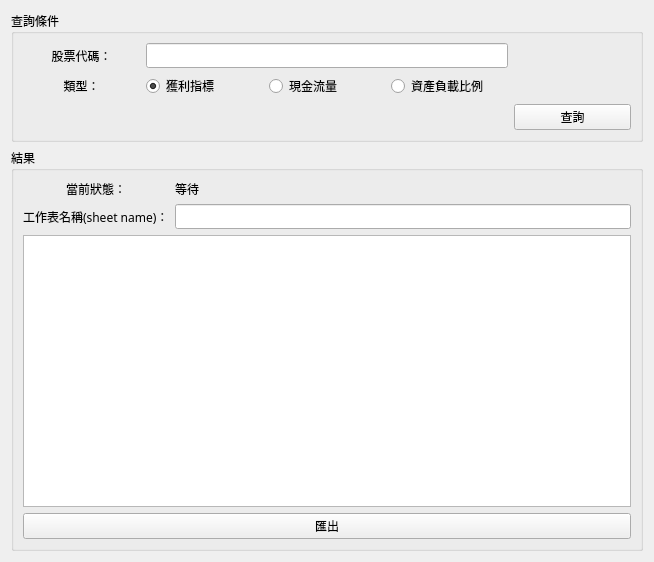
Before: the Qt Designer form ui/widget_goodinfo.ui in YW0330/Stock_Searcher, drawn with Qt 5.
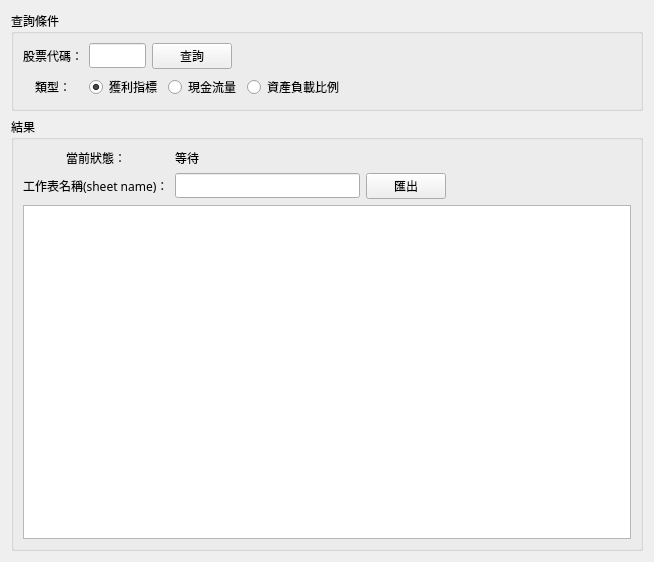
After: the same form once the commit is applied.

```diff
--- a/ui/widget_goodinfo.ui
+++ b/ui/widget_goodinfo.ui
@@ -18,23 +18,38 @@
   <property name="windowTitle">
    <string>Form</string>
   </property>
-  <layout class="QGridLayout" name="gridLayout_4">
-   <item row="0" column="0">
+  <layout class="QVBoxLayout" name="verticalLayout_2">
+   <item>
     <widget class="QGroupBox" name="groupBox">
      <property name="title">
       <string>查詢條件</string>
      </property>
-     <layout class="QGridLayout" name="gridLayout_3">
-      <item row="0" column="0">
+     <layout class="QVBoxLayout" name="verticalLayout_3">
+      <item>
        <layout class="QGridLayout" name="gridLayout">
-        <item row="4" column="4">
-         <widget class="QPushButton" name="pushButton_search">
+        <item row="1" column="0">
+         <widget class="QLabel" name="label_2">
           <property name="text">
-           <string>查詢</string>
+           <string>類型：</string>
           </property>
+          <property name="alignment">
+           <set>Qt::AlignCenter</set>
+          </property>
          </widget>
         </item>
-        <item row="2" column="1">
+        <item row="0" column="0">
+         <widget class="QLabel" name="label">
+          <property name="text">
+           <string>股票代碼：</string>
+          </property>
+          <property name="alignment">
+           <set>Qt::AlignCenter</set>
+          </property>
+         </widget>
+        </item>
+        <item row="1" column="1">
+         <layout class="QHBoxLayout" name="horizontalLayout">
+          <item>
          <widget class="QRadioButton" name="radioButton_profit">
           <property name="text">
            <string>獲利指標</string>
@@ -44,53 +59,72 @@
           </property>
          </widget>
         </item>
-        <item row="2" column="2">
+          <item>
          <widget class="QRadioButton" name="radioButton_cash">
           <property name="text">
            <string>現金流量</string>
           </property>
          </widget>
         </item>
-        <item row="1" column="0">
-         <widget class="QLabel" name="label">
-          <property name="text">
-           <string>股票代碼：</string>
-          </property>
-          <property name="alignment">
-           <set>Qt::AlignCenter</set>
-          </property>
-         </widget>
-        </item>
-        <item row="2" column="3">
+          <item>
          <widget class="QRadioButton" name="radioButton_debt">
           <property name="text">
            <string>資產負載比例</string>
           </property>
          </widget>
         </item>
-        <item row="1" column="1" colspan="3">
+          <item>
+           <spacer name="horizontalSpacer_3">
+            <property name="orientation">
+             <enum>Qt::Horizontal</enum>
+            </property>
+            <property name="sizeHint" stdset="0">
+             <size>
+              <width>300</width>
+              <height>20</height>
+             </size>
+            </property>
+           </spacer>
+          </item>
+         </layout>
+        </item>
+        <item row="0" column="1">
+         <layout class="QHBoxLayout" name="horizontalLayout_2">
+          <item>
          <widget class="QLineEdit" name="lineEdit_stockID">
           <property name="alignment">
            <set>Qt::AlignRight|Qt::AlignTrailing|Qt::AlignVCenter</set>
           </property>
          </widget>
         </item>
-        <item row="2" column="0">
-         <widget class="QLabel" name="label_2">
+          <item>
+           <widget class="QPushButton" name="pushButton_search">
           <property name="text">
-           <string>類型：</string>
-          </property>
-          <property name="alignment">
-           <set>Qt::AlignCenter</set>
-          </property>
-         </widget>
-        </item>
+             <string>查詢</string>
+            </property>
+           </widget>
+          </item>
+          <item>
+           <spacer name="horizontalSpacer">
+            <property name="orientation">
+             <enum>Qt::Horizontal</enum>
+            </property>
+            <property name="sizeHint" stdset="0">
+             <size>
+              <width>450</width>
+              <height>20</height>
+             </size>
+            </property>
+           </spacer>
+          </item>
        </layout>
       </item>
      </layout>
+      </item>
+     </layout>
     </widget>
    </item>
-   <item row="1" column="0">
+   <item>
     <widget class="QGroupBox" name="groupBox_2">
      <property name="title">
       <string>結果</string>
@@ -115,6 +149,19 @@
           </property>
          </widget>
         </item>
+        <item row="1" column="3">
+         <spacer name="horizontalSpacer_2">
+          <property name="orientation">
+           <enum>Qt::Horizontal</enum>
+          </property>
+          <property name="sizeHint" stdset="0">
+           <size>
+            <width>40</width>
+            <height>20</height>
+           </size>
+          </property>
+         </spacer>
+        </item>
         <item row="1" column="0">
          <widget class="QLabel" name="label_3">
           <property name="text">
@@ -125,17 +172,17 @@
         <item row="1" column="1">
          <widget class="QLineEdit" name="lineEdit"/>
         </item>
-       </layout>
-      </item>
-      <item>
-       <widget class="QTableView" name="tableView"/>
-      </item>
-      <item>
+        <item row="1" column="2">
        <widget class="QPushButton" name="pushButton_export">
         <property name="text">
          <string>匯出</string>
         </property>
        </widget>
+        </item>
+       </layout>
+      </item>
+      <item>
+       <widget class="QTableView" name="tableView"/>
       </item>
      </layout>
     </widget>
```
Left out of the diff: 14 changed lines with no effect on the pictures. Lines whose indentation alone changed are shown as unchanged.
